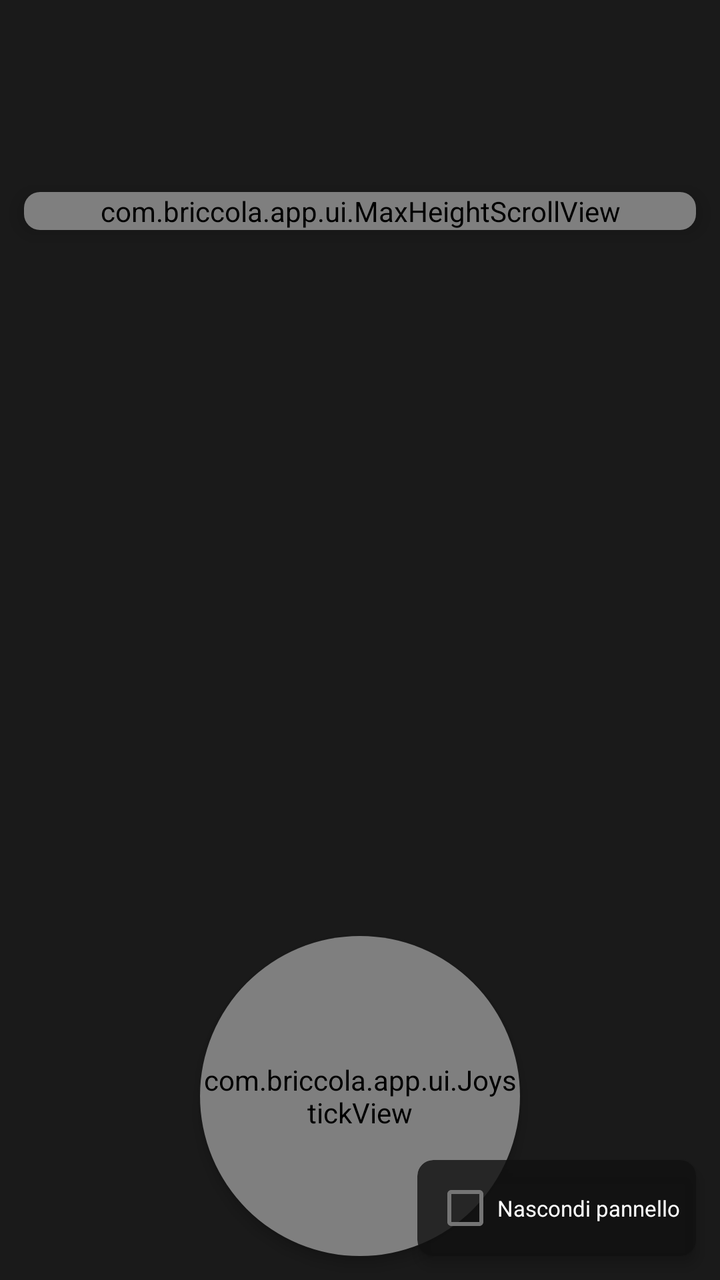
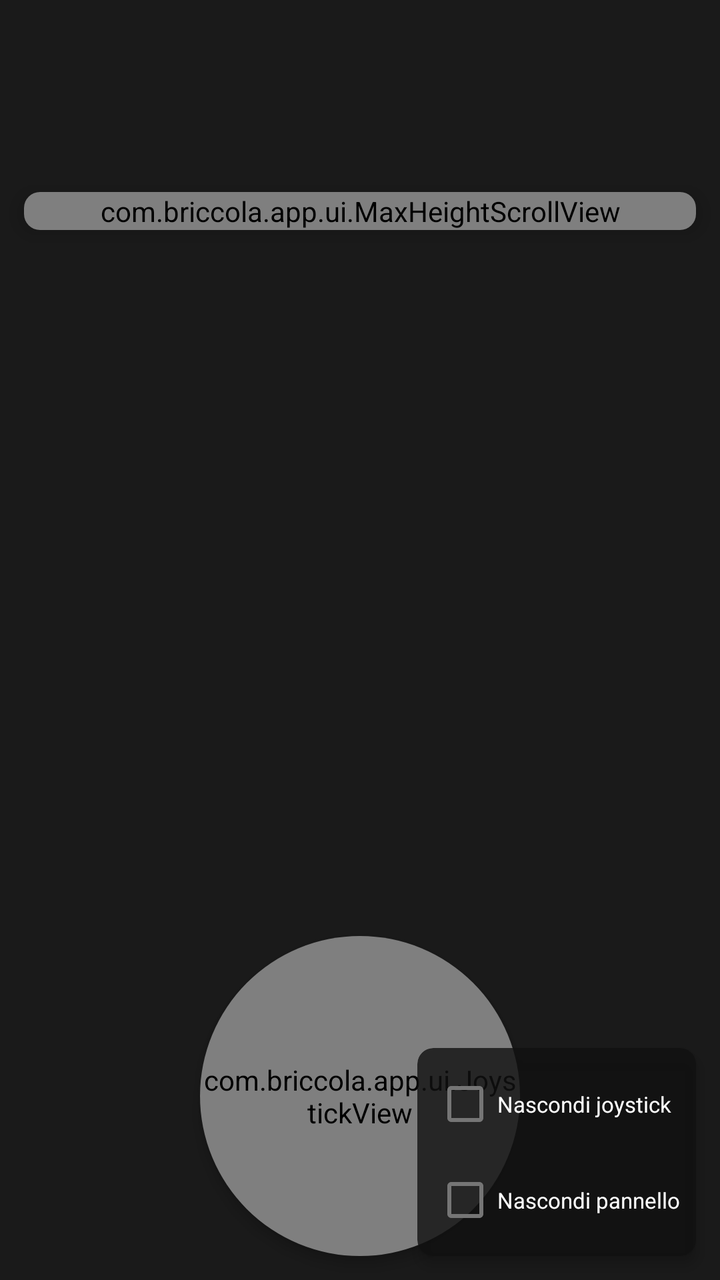

Two renders of the same Android screen: before a commit and after it. Below are the layout's source before the change and the commit's diff.
<!-- AndroidManifest.xml: application theme Theme.Briccola -->
<!-- res/layout/fragment_devtools.xml -->
<?xml version="1.0" encoding="utf-8"?>
<FrameLayout xmlns:android="http://schemas.android.com/apk/res/android"
    xmlns:app="http://schemas.android.com/apk/res-auto"
    android:layout_width="match_parent"
    android:layout_height="match_parent">

    
    <FrameLayout
        android:id="@+id/layout_screen_sim_area"
        android:layout_width="match_parent"
        android:layout_height="match_parent"
        android:background="#1A1A1A">

        
        <FrameLayout
            android:id="@+id/map_container_dev"
            android:layout_width="match_parent"
            android:layout_height="match_parent"
            android:layout_gravity="center" />
    </FrameLayout>

    
    <androidx.cardview.widget.CardView
        android:id="@+id/card_debug_panel"
        android:layout_width="match_parent"
        android:layout_height="wrap_content"
        android:layout_gravity="top"
        android:layout_marginHorizontal="12dp"
        android:layout_marginTop="96dp"
        app:cardBackgroundColor="#DD111111"
        app:cardCornerRadius="8dp"
        app:cardElevation="6dp">

        
        <com.briccola.app.ui.MaxHeightScrollView
            android:layout_width="match_parent"
            android:layout_height="wrap_content"
            android:maxHeight="420dp"
            android:scrollbars="vertical">

        <LinearLayout
            android:layout_width="match_parent"
            android:layout_height="wrap_content"
            android:orientation="vertical"
            android:padding="8dp">

            
            <LinearLayout
                android:layout_width="match_parent"
                android:layout_height="wrap_content"
                android:gravity="center_vertical"
                android:orientation="horizontal"
                android:paddingBottom="4dp">

                <TextView
                    android:id="@+id/tv_position_source_label"
                    android:layout_width="0dp"
                    android:layout_height="wrap_content"
                    android:layout_weight="1"
                    android:text="Posizione: simulata (joystick)"
                    android:textColor="@color/white"
                    android:textSize="11sp" />

                <Switch
                    android:id="@+id/switch_real_gps"
                    android:layout_width="wrap_content"
                    android:layout_height="wrap_content" />
            </LinearLayout>

            
            <Spinner
                android:id="@+id/spinner_dev_mode"
                android:layout_width="match_parent"
                android:layout_height="wrap_content"
                android:backgroundTint="@color/white" />

            
            <LinearLayout
                android:id="@+id/group_route_buttons"
                android:layout_width="match_parent"
                android:layout_height="wrap_content"
                android:layout_marginTop="6dp"
                android:orientation="horizontal"
                android:visibility="visible">

                <Button
                    android:id="@+id/btn_set_end"
                    android:layout_width="0dp"
                    android:layout_height="36dp"
                    android:layout_weight="1"
                    android:layout_marginEnd="4dp"
                    android:text="Imposta Fine"
                    android:textSize="11sp"
                    app:backgroundTint="#CC880000" />

                <Button
                    android:id="@+id/btn_cancel_route_dev"
                    android:layout_width="0dp"
                    android:layout_height="36dp"
                    android:layout_weight="1"
                    android:text="Cancella"
                    android:textSize="11sp"
                    app:backgroundTint="#CC333333" />
            </LinearLayout>

            
            <Button
                android:id="@+id/btn_test_tips"
                android:layout_width="match_parent"
                android:layout_height="36dp"
                android:layout_marginTop="6dp"
                android:text="Test Tips (bocche di porto)"
                android:textSize="11sp"
                android:visibility="gone"
                app:backgroundTint="#CC005580" />

            
            <LinearLayout
                android:id="@+id/group_sim_ab"
                android:layout_width="match_parent"
                android:layout_height="wrap_content"
                android:layout_marginTop="6dp"
                android:orientation="vertical"
                android:visibility="gone">

                <LinearLayout
                    android:layout_width="match_parent"
                    android:layout_height="wrap_content"
                    android:orientation="horizontal">

                    <Button
                        android:id="@+id/btn_set_a"
                        android:layout_width="0dp"
                        android:layout_height="36dp"
                        android:layout_weight="1"
                        android:layout_marginEnd="4dp"
                        android:text="Segna A"
                        android:textSize="11sp"
                        app:backgroundTint="#CC005500" />

                    <Button
                        android:id="@+id/btn_set_b"
                        android:layout_width="0dp"
                        android:layout_height="36dp"
                        android:layout_weight="1"
                        android:layout_marginEnd="4dp"
                        android:text="Segna B"
                        android:textSize="11sp"
                        app:backgroundTint="#CC550000" />

                    <Button
                        android:id="@+id/btn_calc_ab"
                        android:layout_width="0dp"
                        android:layout_height="36dp"
                        android:layout_weight="1"
                        android:text="Calcola"
                        android:textSize="11sp"
                        app:backgroundTint="#CC003366" />
                </LinearLayout>

                <TextView
                    android:id="@+id/tv_ab_result"
                    android:layout_width="match_parent"
                    android:layout_height="wrap_content"
                    android:layout_marginTop="4dp"
                    android:fontFamily="monospace"
                    android:text="Segna A e B, poi Calcola"
                    android:textColor="#AAAAAA"
                    android:textSize="9sp" />
            </LinearLayout>

            
            <LinearLayout
                android:id="@+id/group_set_position"
                android:layout_width="match_parent"
                android:layout_height="wrap_content"
                android:layout_marginTop="6dp"
                android:orientation="vertical"
                android:visibility="gone">

                <Button
                    android:id="@+id/btn_set_boat_position"
                    android:layout_width="match_parent"
                    android:layout_height="36dp"
                    android:text="Posiziona barca al centro"
                    android:textSize="11sp"
                    app:backgroundTint="#CC005580" />
            </LinearLayout>

            
            <LinearLayout
                android:id="@+id/group_camera_settings"
                android:layout_width="match_parent"
                android:layout_height="wrap_content"
                android:layout_marginTop="4dp"
                android:orientation="vertical"
                android:visibility="gone">

                <TextView
                    android:id="@+id/tv_tune_render_delay"
                    android:layout_width="match_parent"
                    android:layout_height="wrap_content"
                    android:textColor="@color/white"
                    android:textSize="10sp" />
                <SeekBar
                    android:id="@+id/seek_render_delay"
                    android:layout_width="match_parent"
                    android:layout_height="wrap_content"
                    android:max="60" />

                <TextView
                    android:id="@+id/tv_tune_min_disp"
                    android:layout_width="match_parent"
                    android:layout_height="wrap_content"
                    android:textColor="@color/white"
                    android:textSize="10sp" />
                <SeekBar
                    android:id="@+id/seek_min_disp"
                    android:layout_width="match_parent"
                    android:layout_height="wrap_content"
                    android:max="150" />

                <TextView
                    android:id="@+id/tv_tune_icon_lerp"
                    android:layout_width="match_parent"
                    android:layout_height="wrap_content"
                    android:textColor="@color/white"
                    android:textSize="10sp" />
                <SeekBar
                    android:id="@+id/seek_icon_lerp"
                    android:layout_width="match_parent"
                    android:layout_height="wrap_content"
                    android:max="50" />

                <TextView
                    android:id="@+id/tv_tune_dead_zone"
                    android:layout_width="match_parent"
                    android:layout_height="wrap_content"
                    android:textColor="@color/white"
                    android:textSize="10sp" />
                <SeekBar
                    android:id="@+id/seek_dead_zone"
                    android:layout_width="match_parent"
                    android:layout_height="wrap_content"
                    android:max="30" />

                <TextView
                    android:id="@+id/tv_tune_cam_lerp"
                    android:layout_width="match_parent"
                    android:layout_height="wrap_content"
                    android:textColor="@color/white"
                    android:textSize="10sp" />
                <SeekBar
                    android:id="@+id/seek_cam_lerp"
                    android:layout_width="match_parent"
                    android:layout_height="wrap_content"
                    android:max="30" />

                <TextView
                    android:id="@+id/tv_tune_fps"
                    android:layout_width="match_parent"
                    android:layout_height="wrap_content"
                    android:textColor="@color/white"
                    android:textSize="10sp" />
                <SeekBar
                    android:id="@+id/seek_fps"
                    android:layout_width="match_parent"
                    android:layout_height="wrap_content"
                    android:max="60" />

                <TextView
                    android:id="@+id/tv_tune_hud_refresh"
                    android:layout_width="match_parent"
                    android:layout_height="wrap_content"
                    android:textColor="@color/white"
                    android:textSize="10sp" />
                <SeekBar
                    android:id="@+id/seek_hud_refresh"
                    android:layout_width="match_parent"
                    android:layout_height="wrap_content"
                    android:max="20" />

                <LinearLayout
                    android:layout_width="match_parent"
                    android:layout_height="wrap_content"
                    android:gravity="center_vertical"
                    android:orientation="horizontal">

                    <TextView
                        android:layout_width="0dp"
                        android:layout_height="wrap_content"
                        android:layout_weight="1"
                        android:text="Refresh HUD legato alla velocità (5-20Hz, 3-15kn)"
                        android:textColor="@color/white"
                        android:textSize="10sp" />

                    <Switch
                        android:id="@+id/switch_hud_speed_linked"
                        android:layout_width="wrap_content"
                        android:layout_height="wrap_content" />
                </LinearLayout>

                <TextView
                    android:id="@+id/tv_tune_canal_threshold"
                    android:layout_width="match_parent"
                    android:layout_height="wrap_content"
                    android:textColor="@color/white"
                    android:textSize="10sp" />
                <SeekBar
                    android:id="@+id/seek_canal_threshold"
                    android:layout_width="match_parent"
                    android:layout_height="wrap_content"
                    android:max="300" />

                
                <TextView
                    android:id="@+id/tv_tune_gauge_scale"
                    android:layout_width="match_parent"
                    android:layout_height="wrap_content"
                    android:layout_marginTop="8dp"
                    android:textColor="@color/white"
                    android:textSize="10sp" />
                <SeekBar
                    android:id="@+id/seek_gauge_scale"
                    android:layout_width="match_parent"
                    android:layout_height="wrap_content"
                    android:max="200" />

                <TextView
                    android:id="@+id/tv_tune_compass_scale"
                    android:layout_width="match_parent"
                    android:layout_height="wrap_content"
                    android:textColor="@color/white"
                    android:textSize="10sp" />
                <SeekBar
                    android:id="@+id/seek_compass_scale"
                    android:layout_width="match_parent"
                    android:layout_height="wrap_content"
                    android:max="200" />

                <TextView
                    android:id="@+id/tv_tune_compass_offset"
                    android:layout_width="match_parent"
                    android:layout_height="wrap_content"
                    android:textColor="@color/white"
                    android:textSize="10sp" />
                <SeekBar
                    android:id="@+id/seek_compass_offset"
                    android:layout_width="match_parent"
                    android:layout_height="wrap_content"
                    android:max="600" />

                <TextView
                    android:id="@+id/tv_tune_bathy_btn_scale"
                    android:layout_width="match_parent"
                    android:layout_height="wrap_content"
                    android:textColor="@color/white"
                    android:textSize="10sp" />
                <SeekBar
                    android:id="@+id/seek_bathy_btn_scale"
                    android:layout_width="match_parent"
                    android:layout_height="wrap_content"
                    android:max="200" />

                <TextView
                    android:id="@+id/tv_tune_bathy_btn_offset"
                    android:layout_width="match_parent"
                    android:layout_height="wrap_content"
                    android:textColor="@color/white"
                    android:textSize="10sp" />
                <SeekBar
                    android:id="@+id/seek_bathy_btn_offset"
                    android:layout_width="match_parent"
                    android:layout_height="wrap_content"
                    android:max="600" />

                <TextView
                    android:id="@+id/tv_tune_bathy_options_scale"
                    android:layout_width="match_parent"
                    android:layout_height="wrap_content"
                    android:textColor="@color/white"
                    android:textSize="10sp" />
                <SeekBar
                    android:id="@+id/seek_bathy_options_scale"
                    android:layout_width="match_parent"
                    android:layout_height="wrap_content"
                    android:max="200" />

                <TextView
                    android:id="@+id/tv_tune_bathy_options_offset"
                    android:layout_width="match_parent"
                    android:layout_height="wrap_content"
                    android:textColor="@color/white"
                    android:textSize="10sp" />
                <SeekBar
                    android:id="@+id/seek_bathy_options_offset"
                    android:layout_width="match_parent"
                    android:layout_height="wrap_content"
                    android:max="600" />

                <TextView
                    android:id="@+id/tv_tune_gauge_offset"
                    android:layout_width="match_parent"
                    android:layout_height="wrap_content"
                    android:textColor="@color/white"
                    android:textSize="10sp" />
                <SeekBar
                    android:id="@+id/seek_gauge_offset"
                    android:layout_width="match_parent"
                    android:layout_height="wrap_content"
                    android:max="150" />

                <TextView
                    android:id="@+id/tv_tune_gauge_stack_offset"
                    android:layout_width="match_parent"
                    android:layout_height="wrap_content"
                    android:textColor="@color/white"
                    android:textSize="10sp" />
                <SeekBar
                    android:id="@+id/seek_gauge_stack_offset"
                    android:layout_width="match_parent"
                    android:layout_height="wrap_content"
                    android:max="300" />

                <TextView
                    android:id="@+id/tv_tune_saved_place_scale"
                    android:layout_width="match_parent"
                    android:layout_height="wrap_content"
                    android:textColor="@color/white"
                    android:textSize="10sp" />
                <SeekBar
                    android:id="@+id/seek_saved_place_scale"
                    android:layout_width="match_parent"
                    android:layout_height="wrap_content"
                    android:max="300" />

                <TextView
                    android:id="@+id/tv_tune_follow_btn_offset"
                    android:layout_width="match_parent"
                    android:layout_height="wrap_content"
                    android:textColor="@color/white"
                    android:textSize="10sp" />
                <SeekBar
                    android:id="@+id/seek_follow_btn_offset"
                    android:layout_width="match_parent"
                    android:layout_height="wrap_content"
                    android:max="600" />

                <TextView
                    android:id="@+id/tv_tune_follow_btn_offset_x"
                    android:layout_width="match_parent"
                    android:layout_height="wrap_content"
                    android:textColor="@color/white"
                    android:textSize="10sp" />
                <SeekBar
                    android:id="@+id/seek_follow_btn_offset_x"
                    android:layout_width="match_parent"
                    android:layout_height="wrap_content"
                    android:max="600" />

                <TextView
                    android:id="@+id/tv_tune_follow_btn_scale"
                    android:layout_width="match_parent"
                    android:layout_height="wrap_content"
                    android:textColor="@color/white"
                    android:textSize="10sp" />
                <SeekBar
                    android:id="@+id/seek_follow_btn_scale"
                    android:layout_width="match_parent"
                    android:layout_height="wrap_content"
                    android:max="300" />

                <TextView
                    android:id="@+id/tv_tune_map_object_scale"
                    android:layout_width="match_parent"
                    android:layout_height="wrap_content"
                    android:textColor="@color/white"
                    android:textSize="10sp" />
                <SeekBar
                    android:id="@+id/seek_map_object_scale"
                    android:layout_width="match_parent"
                    android:layout_height="wrap_content"
                    android:max="300" />

                <TextView
                    android:id="@+id/tv_tune_hud_offset"
                    android:layout_width="match_parent"
                    android:layout_height="wrap_content"
                    android:textColor="@color/white"
                    android:textSize="10sp" />
                <SeekBar
                    android:id="@+id/seek_hud_offset"
                    android:layout_width="match_parent"
                    android:layout_height="wrap_content"
                    android:max="150" />

                <TextView
                    android:id="@+id/tv_tune_save_place_btn_scale"
                    android:layout_width="match_parent"
                    android:layout_height="wrap_content"
                    android:textColor="@color/white"
                    android:textSize="10sp" />
                <SeekBar
                    android:id="@+id/seek_save_place_btn_scale"
                    android:layout_width="match_parent"
                    android:layout_height="wrap_content"
                    android:max="200" />

                <TextView
                    android:id="@+id/tv_tune_delete_place_btn_scale"
                    android:layout_width="match_parent"
                    android:layout_height="wrap_content"
                    android:textColor="@color/white"
                    android:textSize="10sp" />
                <SeekBar
                    android:id="@+id/seek_delete_place_btn_scale"
                    android:layout_width="match_parent"
                    android:layout_height="wrap_content"
                    android:max="200" />

                <TextView
                    android:id="@+id/tv_tune_save_place_text_scale"
                    android:layout_width="match_parent"
                    android:layout_height="wrap_content"
                    android:textColor="@color/white"
                    android:textSize="10sp" />
                <SeekBar
                    android:id="@+id/seek_save_place_text_scale"
                    android:layout_width="match_parent"
                    android:layout_height="wrap_content"
                    android:max="200" />

                <TextView
                    android:id="@+id/tv_tune_follow_boat_screen_y"
                    android:layout_width="match_parent"
                    android:layout_height="wrap_content"
                    android:textColor="@color/white"
                    android:textSize="10sp" />
                <SeekBar
                    android:id="@+id/seek_follow_boat_screen_y"
                    android:layout_width="match_parent"
                    android:layout_height="wrap_content"
                    android:max="100" />

                
                <TextView
                    android:id="@+id/tv_tune_recenter_zoom"
                    android:layout_width="match_parent"
                    android:layout_height="wrap_content"
                    android:layout_marginTop="8dp"
                    android:textColor="@color/white"
                    android:textSize="10sp" />
                <SeekBar
                    android:id="@+id/seek_recenter_zoom"
                    android:layout_width="match_parent"
                    android:layout_height="wrap_content"
                    android:max="80" />

                
                <TextView
                    android:layout_width="match_parent"
                    android:layout_height="wrap_content"
                    android:layout_marginTop="12dp"
                    android:text="Colori Mappa"
                    android:textColor="@color/white"
                    android:textSize="11sp"
                    android:textStyle="bold" />

                <TextView
                    android:layout_width="match_parent"
                    android:layout_height="wrap_content"
                    android:layout_marginTop="6dp"
                    android:text="Colore briccole"
                    android:textColor="@color/white"
                    android:textSize="10sp" />
                <LinearLayout
                    android:id="@+id/layout_briccole_color_swatches"
                    android:layout_width="match_parent"
                    android:layout_height="wrap_content"
                    android:layout_marginTop="4dp"
                    android:orientation="horizontal" />

                <Button
                    android:id="@+id/btn_reset_tuning"
                    android:layout_width="match_parent"
                    android:layout_height="36dp"
                    android:layout_marginTop="4dp"
                    android:text="Reset valori default"
                    android:textSize="11sp"
                    app:backgroundTint="#CC333333" />

                
                <TextView
                    android:layout_width="match_parent"
                    android:layout_height="wrap_content"
                    android:layout_marginTop="12dp"
                    android:text="Simula dimensione schermo"
                    android:textColor="@color/white"
                    android:textSize="11sp"
                    android:textStyle="bold" />

                <TextView
                    android:id="@+id/tv_tune_sim_screen_width"
                    android:layout_width="match_parent"
                    android:layout_height="wrap_content"
                    android:textColor="@color/white"
                    android:textSize="10sp" />
                <SeekBar
                    android:id="@+id/seek_sim_screen_width"
                    android:layout_width="match_parent"
                    android:layout_height="wrap_content"
                    android:max="100" />

                <TextView
                    android:id="@+id/tv_tune_sim_screen_height"
                    android:layout_width="match_parent"
                    android:layout_height="wrap_content"
                    android:textColor="@color/white"
                    android:textSize="10sp" />
                <SeekBar
                    android:id="@+id/seek_sim_screen_height"
                    android:layout_width="match_parent"
                    android:layout_height="wrap_content"
                    android:max="100" />

                <Button
                    android:id="@+id/btn_reset_sim_screen"
                    android:layout_width="match_parent"
                    android:layout_height="36dp"
                    android:layout_marginTop="4dp"
                    android:text="Reset dimensione schermo (100%)"
                    android:textSize="11sp"
                    app:backgroundTint="#CC333333" />
            </LinearLayout>

            
            <LinearLayout
                android:id="@+id/group_offline_map"
                android:layout_width="match_parent"
                android:layout_height="wrap_content"
                android:layout_marginTop="4dp"
                android:orientation="vertical"
                android:visibility="gone">

                <TextView
                    android:id="@+id/tv_offline_status"
                    android:layout_width="match_parent"
                    android:layout_height="wrap_content"
                    android:fontFamily="monospace"
                    android:text="Mappa locale: verifica in corso..."
                    android:textColor="#AAAAAA"
                    android:textSize="9sp" />
            </LinearLayout>

            
            <TextView
                android:id="@+id/tv_dev_status"
                android:layout_width="match_parent"
                android:layout_height="wrap_content"
                android:layout_marginTop="4dp"
                android:fontFamily="monospace"
                android:text="Simulatore pronto — muovi la barca col joystick"
                android:textColor="#FF00FF"
                android:textSize="9sp" />
        </LinearLayout>
        </com.briccola.app.ui.MaxHeightScrollView>
    </androidx.cardview.widget.CardView>

    
    <androidx.cardview.widget.CardView
        android:id="@+id/card_sim"
        android:layout_width="wrap_content"
        android:layout_height="wrap_content"
        android:layout_gravity="bottom|center_horizontal"
        android:layout_marginBottom="12dp"
        app:cardBackgroundColor="#CC111111"
        app:cardCornerRadius="100dp"
        app:cardElevation="4dp">

        <com.briccola.app.ui.JoystickView
            android:id="@+id/joystick"
            android:layout_width="160dp"
            android:layout_height="160dp" />
    </androidx.cardview.widget.CardView>

    
    <androidx.cardview.widget.CardView
        android:layout_width="wrap_content"
        android:layout_height="wrap_content"
        android:layout_gravity="bottom|end"
        android:layout_margin="12dp"
        app:cardBackgroundColor="#CC111111"
        app:cardCornerRadius="8dp"
        app:cardElevation="4dp">

        <LinearLayout
            android:layout_width="wrap_content"
            android:layout_height="wrap_content"
            android:gravity="center_vertical"
            android:orientation="horizontal"
            android:paddingHorizontal="8dp">

            <CheckBox
                android:id="@+id/checkbox_hide_panel"
                android:layout_width="wrap_content"
                android:layout_height="wrap_content"
                android:text="Nascondi pannello"
                android:textColor="@color/white"
                android:textSize="11sp" />
        </LinearLayout>
    </androidx.cardview.widget.CardView>

</FrameLayout>
<!-- resources referenced by this layout -->
<resources>
  <color name="white">#FFFFFFFF</color>
  <style name="Theme.Briccola" parent="Theme.MaterialComponents.DayNight.NoActionBar">
          
          <item name="colorPrimary">@color/marine_blue</item>
          <item name="colorPrimaryVariant">@color/sea_white</item>
          <item name="colorOnPrimary">@color/white</item>
          
          <item name="colorSecondary">@color/lagoon_teal</item>
          <item name="colorSecondaryVariant">@color/lagoon_teal</item>
          <item name="colorOnSecondary">@color/black</item>
  
          <item name="android:statusBarColor">@android:color/transparent</item>
          <item name="android:windowLightStatusBar">true</item>
          
      </style>
  <color name="marine_blue">#006699</color>
  <color name="sea_white">#F0F8FF</color>
  <color name="lagoon_teal">#20B2AA</color>
  <color name="black">#FF000000</color>
</resources>

<!-- the commit's change to res/layout/fragment_devtools.xml (unified diff, before → after) -->
@@ -696,9 +696,18 @@
         <LinearLayout
             android:layout_width="wrap_content"
             android:layout_height="wrap_content"
-            android:gravity="center_vertical"
-            android:orientation="horizontal"
-            android:paddingHorizontal="8dp">
+            android:gravity="start"
+            android:orientation="vertical"
+            android:paddingHorizontal="8dp"
+            android:paddingVertical="4dp">
+
+            <CheckBox
+                android:id="@+id/checkbox_hide_joystick"
+                android:layout_width="wrap_content"
+                android:layout_height="wrap_content"
+                android:text="Nascondi joystick"
+                android:textColor="@color/white"
+                android:textSize="11sp" />
 
             <CheckBox
                 android:id="@+id/checkbox_hide_panel"
